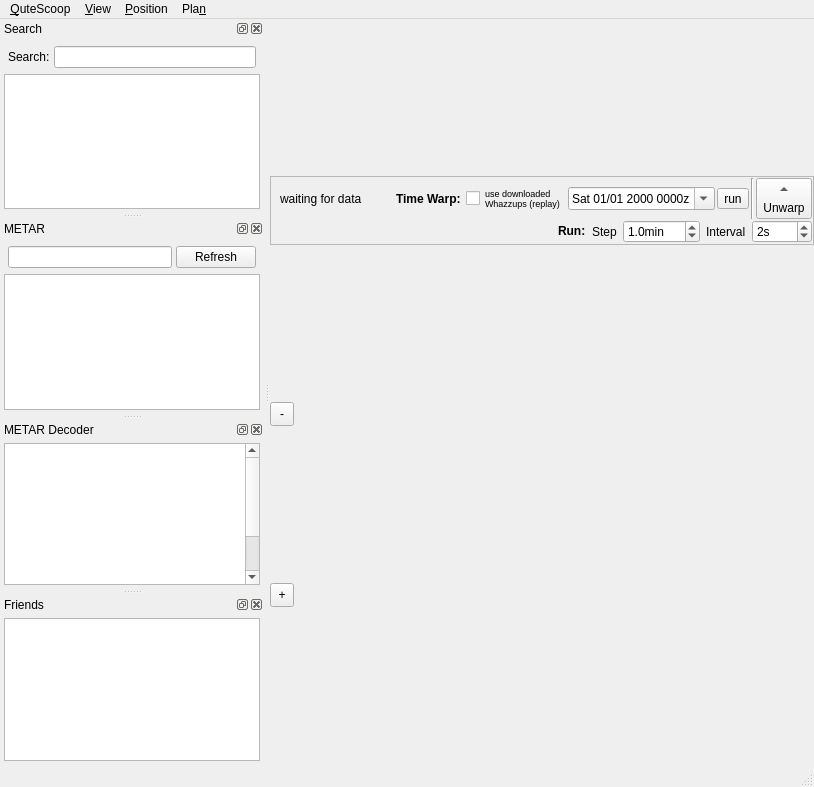
Before: the Qt Designer form QuteScoop/src/MainWindow.ui in qutescoop/qutescoop, drawn with Qt 5.
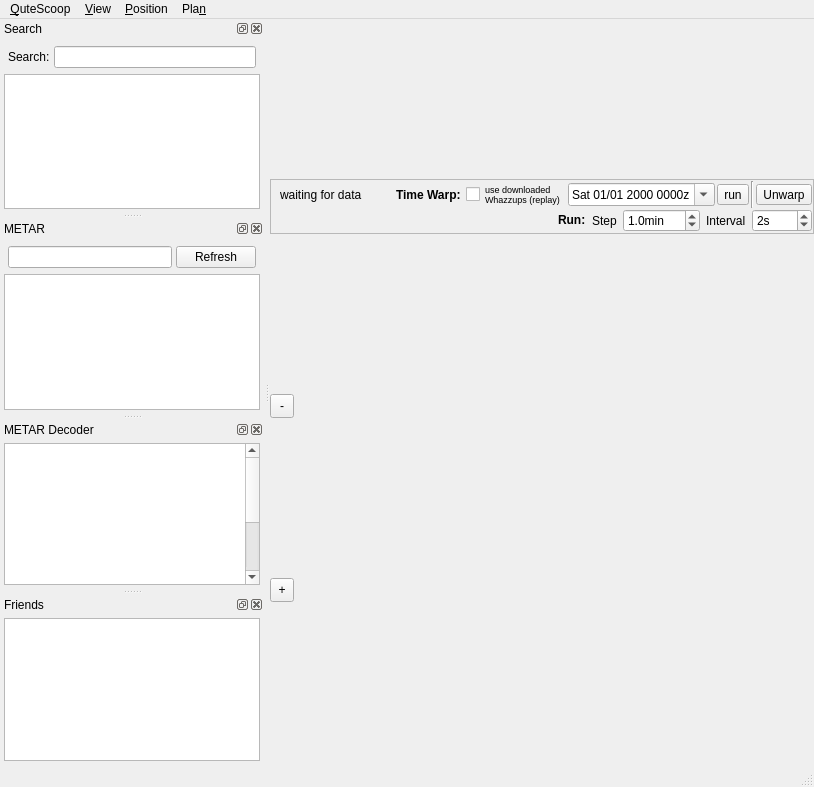
After: the same form once the commit is applied. Icons and pictures are not drawn.

What changed in the file:
```diff
--- a/QuteScoop/src/MainWindow.ui
+++ b/QuteScoop/src/MainWindow.ui
@@ -159,9 +159,6 @@
            <property name="toolButtonStyle">
             <enum>Qt::ToolButtonTextUnderIcon</enum>
            </property>
-           <property name="arrowType">
-            <enum>Qt::UpArrow</enum>
-           </property>
           </widget>
          </item>
         </layout>
@@ -310,6 +307,9 @@
        <iconset resource="Resources.qrc">
         <normaloff>:/icons/images/viewmag-16.png</normaloff>:/icons/images/viewmag-16.png</iconset>
       </property>
+      <property name="popupMode">
+       <enum>QToolButton::InstantPopup</enum>
+      </property>
      </widget>
     </item>
     <item>
@@ -342,6 +342,9 @@
        <iconset resource="Resources.qrc">
         <normaloff>:/icons/images/viewmag+16.png</normaloff>:/icons/images/viewmag+16.png</iconset>
       </property>
+      <property name="popupMode">
+       <enum>QToolButton::InstantPopup</enum>
+      </property>
      </widget>
     </item>
    </layout>
@@ -628,22 +631,25 @@
         <string>&lt;!DOCTYPE HTML PUBLIC &quot;-//W3C//DTD HTML 4.0//EN&quot; &quot;http://www.w3.org/TR/REC-html40/strict.dtd&quot;&gt;
 &lt;html&gt;&lt;head&gt;&lt;meta name=&quot;qrichtext&quot; content=&quot;1&quot; /&gt;&lt;style type=&quot;text/css&quot;&gt;
 p, li { white-space: pre-wrap; }
-&lt;/style&gt;&lt;/head&gt;&lt;body style=&quot; font-family:'MS Shell Dlg 2'; font-size:8.25pt; font-weight:400; font-style:normal;&quot;&gt;
+&lt;/style&gt;&lt;/head&gt;&lt;body style=&quot; font-family:'Ubuntu'; font-size:10pt; font-weight:400; font-style:normal;&quot;&gt;
 &lt;table border=&quot;0&quot; style=&quot;-qt-table-type: root; margin-top:4px; margin-bottom:4px; margin-left:4px; margin-right:4px;&quot;&gt;
 &lt;tr&gt;
 &lt;td style=&quot;border: none;&quot;&gt;
-&lt;p style=&quot;-qt-paragraph-type:empty; margin-top:0px; margin-bottom:0px; margin-left:0px; margin-right:0px; -qt-block-indent:0; text-indent:0px; font-size:8pt;&quot;&gt;&lt;/p&gt;
-&lt;p style=&quot;-qt-paragraph-type:empty; margin-top:0px; margin-bottom:0px; margin-left:0px; margin-right:0px; -qt-block-indent:0; text-indent:0px; font-size:8pt;&quot;&gt;&lt;/p&gt;
-&lt;p style=&quot;-qt-paragraph-type:empty; margin-top:0px; margin-bottom:0px; margin-left:0px; margin-right:0px; -qt-block-indent:0; text-indent:0px; font-size:8pt;&quot;&gt;&lt;/p&gt;
-&lt;p style=&quot;-qt-paragraph-type:empty; margin-top:0px; margin-bottom:0px; margin-left:0px; margin-right:0px; -qt-block-indent:0; text-indent:0px; font-size:8pt;&quot;&gt;&lt;/p&gt;
-&lt;p style=&quot;-qt-paragraph-type:empty; margin-top:0px; margin-bottom:0px; margin-left:0px; margin-right:0px; -qt-block-indent:0; text-indent:0px; font-size:8pt;&quot;&gt;&lt;/p&gt;
-&lt;p style=&quot;-qt-paragraph-type:empty; margin-top:0px; margin-bottom:0px; margin-left:0px; margin-right:0px; -qt-block-indent:0; text-indent:0px; font-size:8pt;&quot;&gt;&lt;/p&gt;
-&lt;p style=&quot;-qt-paragraph-type:empty; margin-top:0px; margin-bottom:0px; margin-left:0px; margin-right:0px; -qt-block-indent:0; text-indent:0px; font-size:8pt;&quot;&gt;&lt;/p&gt;
-&lt;p style=&quot;-qt-paragraph-type:empty; margin-top:0px; margin-bottom:0px; margin-left:0px; margin-right:0px; -qt-block-indent:0; text-indent:0px; font-size:8pt;&quot;&gt;&lt;/p&gt;
-&lt;p style=&quot;-qt-paragraph-type:empty; margin-top:0px; margin-bottom:0px; margin-left:0px; margin-right:0px; -qt-block-indent:0; text-indent:0px; font-size:8pt;&quot;&gt;&lt;/p&gt;
-&lt;p style=&quot;-qt-paragraph-type:empty; margin-top:0px; margin-bottom:0px; margin-left:0px; margin-right:0px; -qt-block-indent:0; text-indent:0px; font-size:8pt;&quot;&gt;&lt;/p&gt;
-&lt;p style=&quot;-qt-paragraph-type:empty; margin-top:0px; margin-bottom:0px; margin-left:0px; margin-right:0px; -qt-block-indent:0; text-indent:0px; font-size:8pt;&quot;&gt;&lt;/p&gt;
-&lt;p style=&quot;-qt-paragraph-type:empty; margin-top:0px; margin-bottom:0px; margin-left:0px; margin-right:0px; -qt-block-indent:0; text-indent:0px; font-family:'UnDotum'; font-size:10pt;&quot;&gt;&lt;/p&gt;
+&lt;p style=&quot;-qt-paragraph-type:empty; margin-top:0px; margin-bottom:0px; margin-left:0px; margin-right:0px; -qt-block-indent:0; text-indent:0px; font-family:'MS Shell Dlg 2'; font-size:8pt;&quot;&gt;&lt;/p&gt;
+&lt;p style=&quot;-qt-paragraph-type:empty; margin-top:0px; margin-bottom:0px; margin-left:0px; margin-right:0px; -qt-block-indent:0; text-indent:0px;&quot;&gt;&lt;/p&gt;
+&lt;p style=&quot;-qt-paragraph-type:empty; margin-top:0px; margin-bottom:0px; margin-left:0px; margin-right:0px; -qt-block-indent:0; text-indent:0px; font-family:'MS Shell Dlg 2'; font-size:8pt;&quot;&gt;&lt;/p&gt;
+&lt;p style=&quot;-qt-paragraph-type:empty; margin-top:0px; margin-bottom:0px; margin-left:0px; margin-right:0px; -qt-block-indent:0; text-indent:0px; font-family:'MS Shell Dlg 2'; font-size:8pt;&quot;&gt;&lt;/p&gt;
+&lt;p style=&quot;-qt-paragraph-type:empty; margin-top:0px; margin-bottom:0px; margin-left:0px; margin-right:0px; -qt-block-indent:0; text-indent:0px; font-family:'MS Shell Dlg 2'; font-size:8pt;&quot;&gt;&lt;/p&gt;
+&lt;p style=&quot;-qt-paragraph-type:empty; margin-top:0px; margin-bottom:0px; margin-left:0px; margin-right:0px; -qt-block-indent:0; text-indent:0px; font-family:'MS Shell Dlg 2'; font-size:8pt;&quot;&gt;&lt;/p&gt;
+&lt;p style=&quot;-qt-paragraph-type:empty; margin-top:0px; margin-bottom:0px; margin-left:0px; margin-right:0px; -qt-block-indent:0; text-indent:0px; font-family:'MS Shell Dlg 2'; font-size:8pt;&quot;&gt;&lt;/p&gt;
+&lt;p style=&quot;-qt-paragraph-type:empty; margin-top:0px; margin-bottom:0px; margin-left:0px; margin-right:0px; -qt-block-indent:0; text-indent:0px; font-family:'MS Shell Dlg 2'; font-size:8pt;&quot;&gt;&lt;/p&gt;
+&lt;p style=&quot;-qt-paragraph-type:empty; margin-top:0px; margin-bottom:0px; margin-left:0px; margin-right:0px; -qt-block-indent:0; text-indent:0px; font-family:'MS Shell Dlg 2'; font-size:8pt;&quot;&gt;&lt;/p&gt;
+&lt;p style=&quot;-qt-paragraph-type:empty; margin-top:0px; margin-bottom:0px; margin-left:0px; margin-right:0px; -qt-block-indent:0; text-indent:0px; font-family:'MS Shell Dlg 2'; font-size:8pt;&quot;&gt;&lt;/p&gt;
+&lt;p style=&quot;-qt-paragraph-type:empty; margin-top:0px; margin-bottom:0px; margin-left:0px; margin-right:0px; -qt-block-indent:0; text-indent:0px; font-family:'MS Shell Dlg 2'; font-size:8pt;&quot;&gt;&lt;/p&gt;
+&lt;p style=&quot;-qt-paragraph-type:empty; margin-top:0px; margin-bottom:0px; margin-left:0px; margin-right:0px; -qt-block-indent:0; text-indent:0px; font-family:'MS Shell Dlg 2'; font-size:8pt;&quot;&gt;&lt;/p&gt;
+&lt;p style=&quot;-qt-paragraph-type:empty; margin-top:0px; margin-bottom:0px; margin-left:0px; margin-right:0px; -qt-block-indent:0; text-indent:0px; font-family:'MS Shell Dlg 2'; font-size:8pt;&quot;&gt;&lt;/p&gt;
+&lt;p style=&quot;-qt-paragraph-type:empty; margin-top:0px; margin-bottom:0px; margin-left:0px; margin-right:0px; -qt-block-indent:0; text-indent:0px; font-family:'MS Shell Dlg 2'; font-size:8pt;&quot;&gt;&lt;/p&gt;
+&lt;p style=&quot;-qt-paragraph-type:empty; margin-top:0px; margin-bottom:0px; margin-left:0px; margin-right:0px; -qt-block-indent:0; text-indent:0px; font-family:'UnDotum';&quot;&gt;&lt;/p&gt;
 &lt;p style=&quot;-qt-paragraph-type:empty; margin-top:0px; margin-bottom:0px; margin-left:0px; margin-right:0px; -qt-block-indent:0; text-indent:0px; font-family:'Lucida Grande'; font-size:13pt;&quot;&gt;&lt;/p&gt;&lt;/td&gt;&lt;/tr&gt;&lt;/table&gt;&lt;/body&gt;&lt;/html&gt;</string>
        </property>
        <property name="acceptRichText">
```
Left out of the diff: 159 changed lines with no effect on the pictures.
